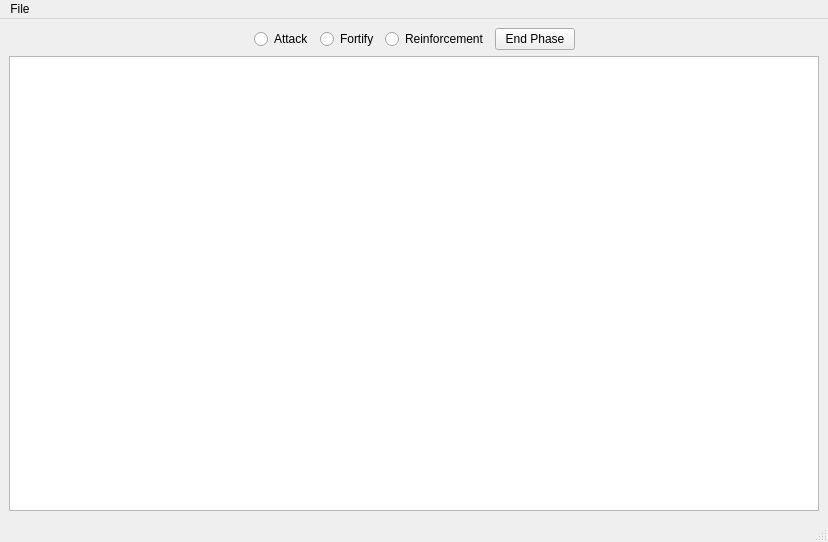
Old version of the form gui/mainscreen.ui in the repository TaimoorRana/Risk.
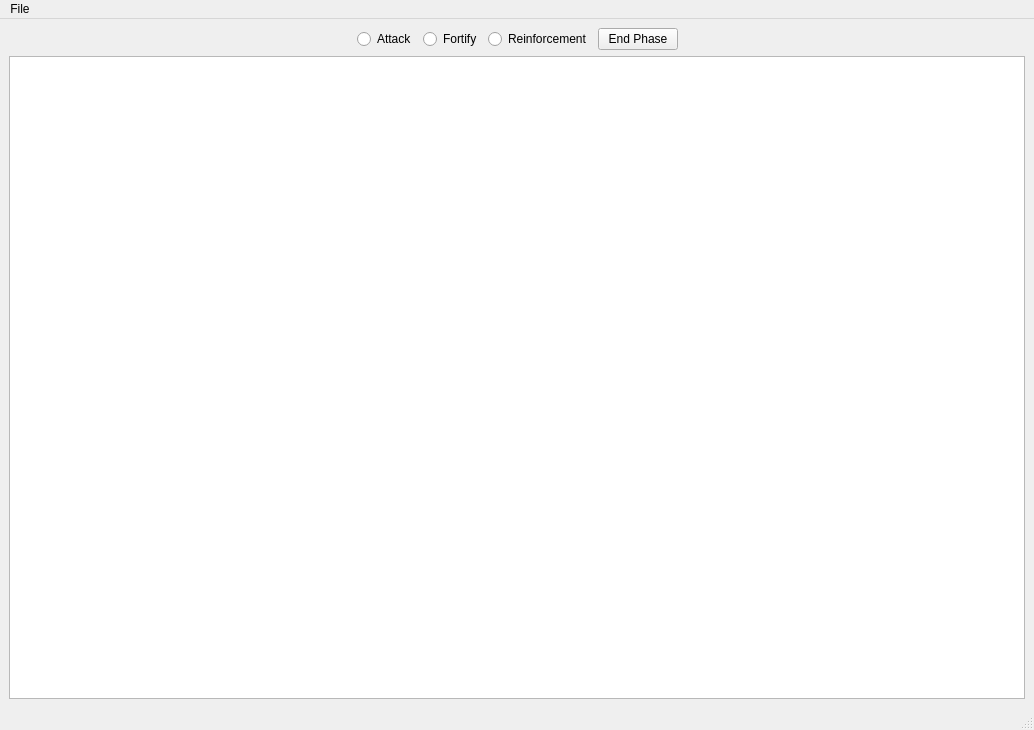
New version of the form.

```diff
--- a/gui/mainscreen.ui
+++ b/gui/mainscreen.ui
@@ -6,8 +6,8 @@
    <rect>
     <x>0</x>
     <y>0</y>
-    <width>828</width>
-    <height>542</height>
+    <width>1034</width>
+    <height>730</height>
    </rect>
   </property>
   <property name="windowTitle">
@@ -113,7 +113,7 @@
     <rect>
      <x>0</x>
      <y>0</y>
-     <width>828</width>
+     <width>1034</width>
      <height>22</height>
     </rect>
    </property>
```
